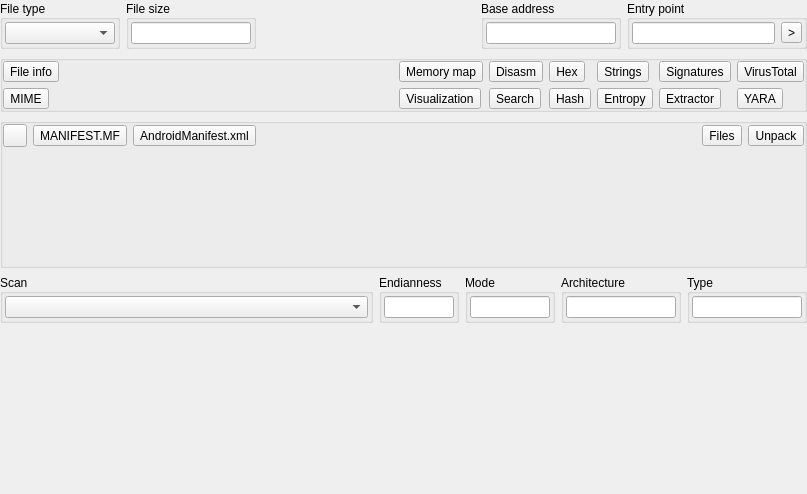
Above: formatswidget.ui from horsicq/FormatWidgets before the change. Below: the same form after it.
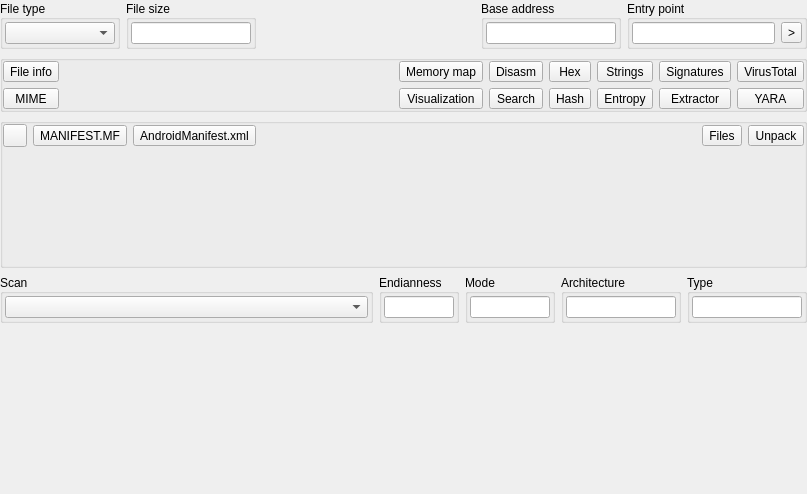
That is the form after the change. Custom widgets are drawn as their Qt base class.

Patch:
```diff
--- a/formatswidget.ui
+++ b/formatswidget.ui
@@ -263,6 +263,12 @@
       </item>
       <item row="1" column="3">
        <widget class="QToolButton" name="toolButtonSearch">
+        <property name="sizePolicy">
+         <sizepolicy hsizetype="Preferred" vsizetype="Fixed">
+          <horstretch>0</horstretch>
+          <verstretch>0</verstretch>
+         </sizepolicy>
+        </property>
         <property name="text">
          <string>Search</string>
         </property>
@@ -306,6 +312,12 @@
       </item>
       <item row="0" column="5">
        <widget class="QToolButton" name="toolButtonStrings">
+        <property name="sizePolicy">
+         <sizepolicy hsizetype="Preferred" vsizetype="Fixed">
+          <horstretch>0</horstretch>
+          <verstretch>0</verstretch>
+         </sizepolicy>
+        </property>
         <property name="text">
          <string>Strings</string>
         </property>
@@ -346,6 +358,12 @@
       </item>
       <item row="1" column="6">
        <widget class="QToolButton" name="toolButtonExtractor">
+        <property name="sizePolicy">
+         <sizepolicy hsizetype="Preferred" vsizetype="Fixed">
+          <horstretch>0</horstretch>
+          <verstretch>0</verstretch>
+         </sizepolicy>
+        </property>
         <property name="text">
          <string>Extractor</string>
         </property>
@@ -366,6 +384,12 @@
       </item>
       <item row="1" column="0">
        <widget class="QToolButton" name="toolButtonMIME">
+        <property name="sizePolicy">
+         <sizepolicy hsizetype="Preferred" vsizetype="Fixed">
+          <horstretch>0</horstretch>
+          <verstretch>0</verstretch>
+         </sizepolicy>
+        </property>
         <property name="text">
          <string notr="true">MIME</string>
         </property>
@@ -376,6 +400,12 @@
       </item>
       <item row="1" column="7">
        <widget class="QToolButton" name="toolButtonYARA">
+        <property name="sizePolicy">
+         <sizepolicy hsizetype="Preferred" vsizetype="Fixed">
+          <horstretch>0</horstretch>
+          <verstretch>0</verstretch>
+         </sizepolicy>
+        </property>
         <property name="text">
          <string notr="true">YARA</string>
         </property>
@@ -386,6 +416,12 @@
       </item>
       <item row="0" column="4">
        <widget class="QToolButton" name="toolButtonHex">
+        <property name="sizePolicy">
+         <sizepolicy hsizetype="Preferred" vsizetype="Fixed">
+          <horstretch>0</horstretch>
+          <verstretch>0</verstretch>
+         </sizepolicy>
+        </property>
         <property name="text">
          <string>Hex</string>
         </property>
@@ -396,6 +432,12 @@
       </item>
       <item row="1" column="2">
        <widget class="QToolButton" name="toolButtonVisualization">
+        <property name="sizePolicy">
+         <sizepolicy hsizetype="Preferred" vsizetype="Fixed">
+          <horstretch>0</horstretch>
+          <verstretch>0</verstretch>
+         </sizepolicy>
+        </property>
         <property name="text">
          <string>Visualization</string>
         </property>
```
Left out of the diff: 42 changed lines with no effect on the pictures.
